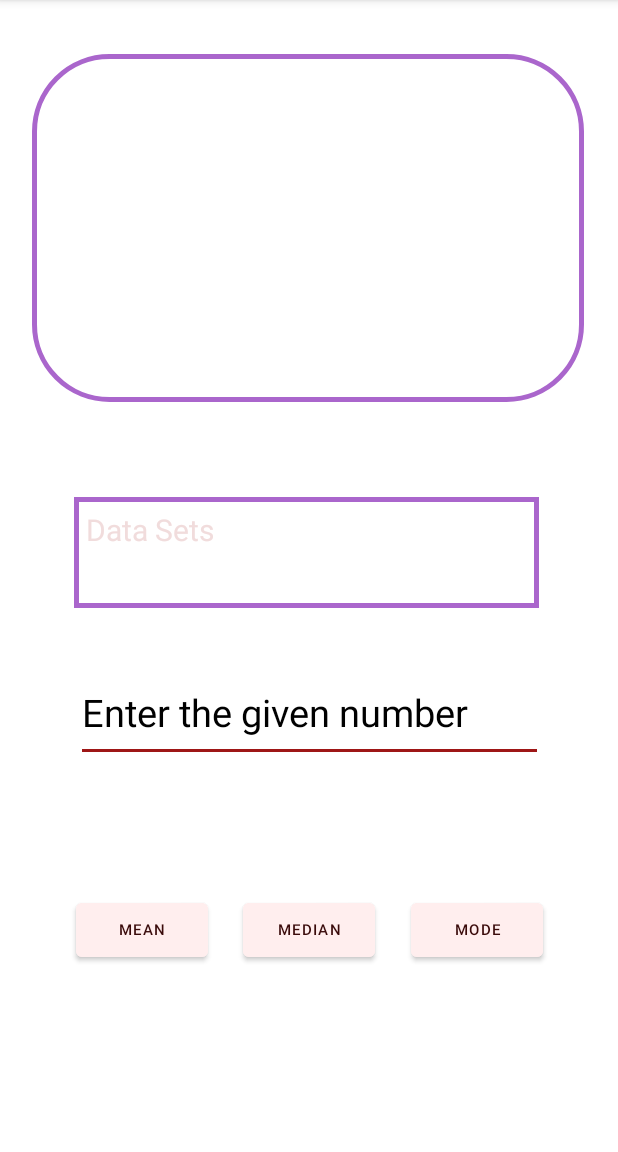
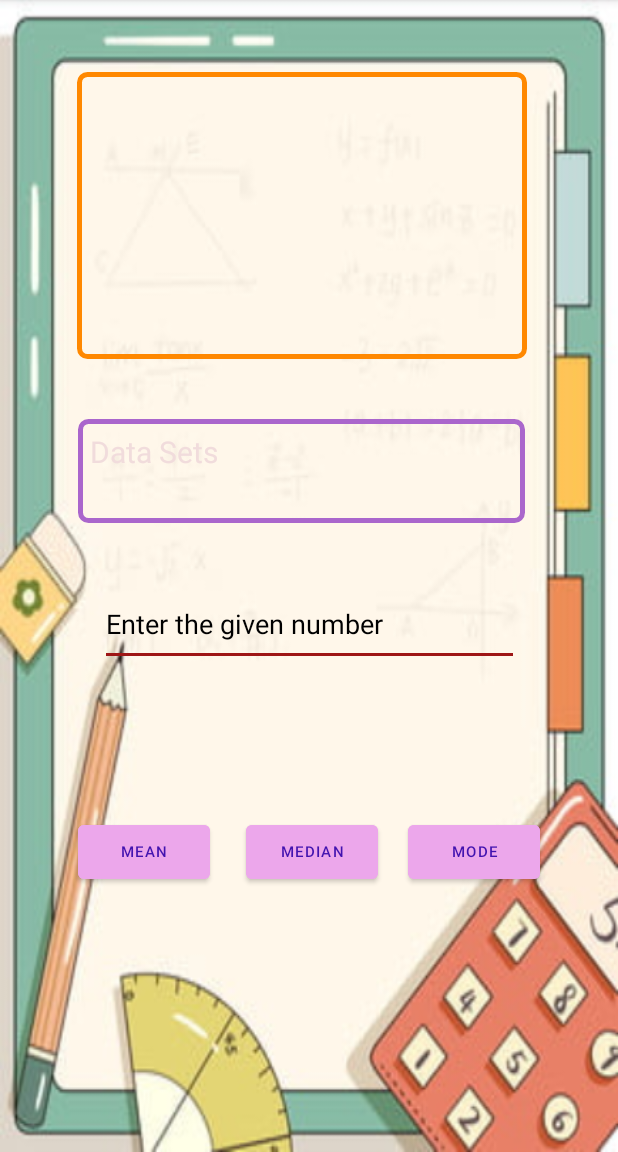
Before and after one commit to TeruhashiN/FindingMEMEMO, an Android app: the screen it shows after launch (problem), on a phone screen of 412 x 824 dp, the part 84-1236 px from its top. Run offline under Robolectric (Android 15) with nearby library versions, the phone set to English and light mode, and no system bars.

Commit message:
Completed the main code however the design is only temporary

```diff
--- a/app/src/main/res/drawable/border_background.xml
+++ b/app/src/main/res/drawable/border_background.xml
@@ -4,4 +4,5 @@
     <stroke
         android:width="3dp"
         android:color="@android:color/holo_purple" />
+    <corners android:radius="5dp" />
 </shape>
--- a/app/src/main/res/drawable/main_border.xml
+++ b/app/src/main/res/drawable/main_border.xml
@@ -3,6 +3,6 @@
     <solid android:color="@android:color/transparent" />
     <stroke
         android:width="3dp"
-        android:color="@android:color/holo_purple" />
-    <corners android:radius="50dp" />
+        android:color="@android:color/holo_orange_dark" />
+    <corners android:radius="5dp" />
 </shape>
--- a/app/src/main/res/layout/activity_problem.xml
+++ b/app/src/main/res/layout/activity_problem.xml
@@ -4,17 +4,18 @@
     xmlns:tools="http://schemas.android.com/tools"
     android:layout_width="match_parent"
     android:layout_height="match_parent"
+    android:background="@drawable/math_background"
     tools:context=".problem">
 
     <Button
         android:id="@+id/button_median"
         android:layout_width="wrap_content"
         android:layout_height="wrap_content"
-        android:layout_marginEnd="24dp"
-        android:layout_marginBottom="124dp"
-        android:backgroundTint="#FFEEEE"
+        android:layout_marginEnd="20dp"
+        android:layout_marginBottom="176dp"
+        android:backgroundTint="#ECA7EB"
         android:text="Median"
-        android:textColor="#3A0A0A"
+        android:textColor="#4213AF"
         android:textSize="10sp"
         app:layout_constraintBottom_toBottomOf="parent"
         app:layout_constraintEnd_toStartOf="@+id/button_mode" />
@@ -23,56 +24,56 @@
         android:id="@+id/button_mean"
         android:layout_width="wrap_content"
         android:layout_height="wrap_content"
-        android:backgroundTint="#FFEEEE"
+        android:backgroundTint="#ECA7EB"
         android:text="Mean"
-        android:textColor="#3A0A0A"
+        android:textColor="#4213AF"
         android:textSize="10sp"
         app:layout_constraintBottom_toBottomOf="@+id/button_median"
         app:layout_constraintEnd_toStartOf="@+id/button_median"
-        app:layout_constraintHorizontal_bias="0.0"
-        app:layout_constraintStart_toStartOf="@+id/num_entry" />
+        app:layout_constraintHorizontal_bias="0.68"
+        app:layout_constraintStart_toStartOf="parent" />
 
     <Button
         android:id="@+id/button_mode"
         android:layout_width="wrap_content"
         android:layout_height="wrap_content"
-        android:backgroundTint="#FFEEEE"
+        android:layout_marginEnd="52dp"
+        android:backgroundTint="#ECA7EB"
         android:clickable="true"
         android:text="Mode"
-        android:textColor="#3A0A0A"
+        android:textColor="#4213AF"
         android:textSize="10sp"
         app:layout_constraintBottom_toBottomOf="@+id/button_median"
-        app:layout_constraintEnd_toEndOf="@+id/num_entry" />
+        app:layout_constraintEnd_toEndOf="parent" />
 
     <EditText
         android:id="@+id/num_entry"
-        android:layout_width="311dp"
-        android:layout_height="65dp"
-        android:layout_marginBottom="88dp"
+        android:layout_width="279dp"
+        android:layout_height="56dp"
+        android:layout_marginBottom="100dp"
         android:backgroundTint="#9E1616"
         android:ems="10"
         android:foregroundTint="#E4D1D1"
         android:hint="Enter the given number"
-        android:inputType=""
         android:textColor="#DCD9D9"
         android:textColorHint="@color/black"
-        android:textSize="25sp"
+        android:textSize="18sp"
         app:layout_constraintBottom_toTopOf="@+id/button_median"
         app:layout_constraintEnd_toEndOf="parent"
         app:layout_constraintStart_toStartOf="parent" />
 
     <LinearLayout
-        android:layout_width="310dp"
-        android:layout_height="74dp"
+        android:id="@+id/linearLayout2"
+        android:layout_width="298dp"
+        android:layout_height="69dp"
         android:background="@drawable/border_background"
         android:orientation="vertical"
         android:padding="8dp"
         app:layout_constraintBottom_toTopOf="@+id/num_entry"
-        app:layout_constraintEnd_toEndOf="parent"
+        app:layout_constraintEnd_toEndOf="@+id/linearLayout"
         app:layout_constraintHorizontal_bias="0.486"
-        app:layout_constraintStart_toStartOf="parent"
-        app:layout_constraintTop_toBottomOf="@+id/linearLayout"
-        app:layout_constraintVertical_bias="0.626">
+        app:layout_constraintStart_toStartOf="@+id/linearLayout"
+        app:layout_constraintTop_toBottomOf="@+id/linearLayout">
 
         <ScrollView
             android:layout_width="match_parent"
@@ -88,7 +89,7 @@
                     android:layout_width="wrap_content"
                     android:layout_height="wrap_content"
                     android:hint="Data Sets"
-                    android:textColor="#EAD2D2"
+                    android:textColor="#DA3C3C"
                     android:textColorHint="#F1DCDC"
                     android:textSize="20sp" />
 
@@ -98,17 +99,26 @@
 
     <LinearLayout
         android:id="@+id/linearLayout"
-        android:layout_width="368dp"
-        android:layout_height="232dp"
-        android:layout_marginTop="36dp"
+        android:layout_width="300dp"
+        android:layout_height="191dp"
+        android:layout_marginTop="48dp"
         android:background="@drawable/main_border"
+        android:gravity="center|top"
         android:orientation="horizontal"
         app:layout_constraintEnd_toEndOf="parent"
-        app:layout_constraintHorizontal_bias="0.488"
+        app:layout_constraintHorizontal_bias="0.456"
         app:layout_constraintStart_toStartOf="parent"
         app:layout_constraintTop_toTopOf="parent">
 
 
+        <TextView
+            android:id="@+id/changeText"
+            android:layout_width="wrap_content"
+            android:layout_height="wrap_content"
+            android:layout_marginTop="64dp"
+            android:text=""
+            android:textColor="@color/purple_200"
+            android:textSize="20sp" />
     </LinearLayout>
 
 </androidx.constraintlayout.widget.ConstraintLayout>
```
Also changed, not shown: app/src/main/java/com/math/findingmememo/problem.java (+131 -1 lines), app/src/main/res/drawable/math_background.jpg (added).
